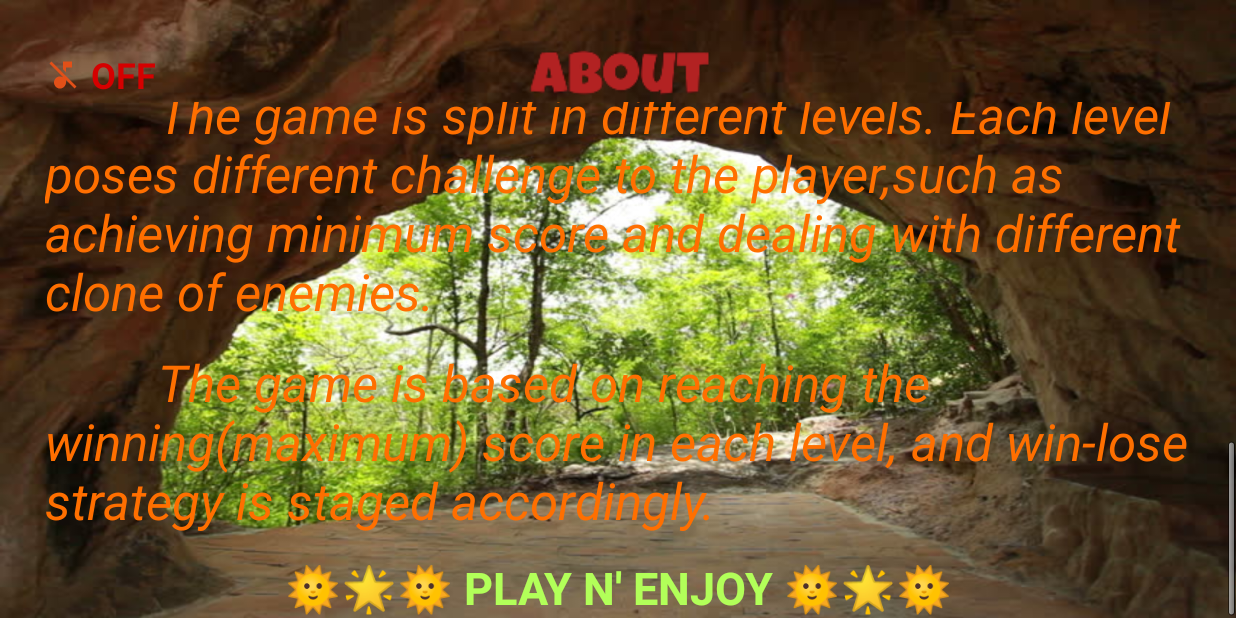
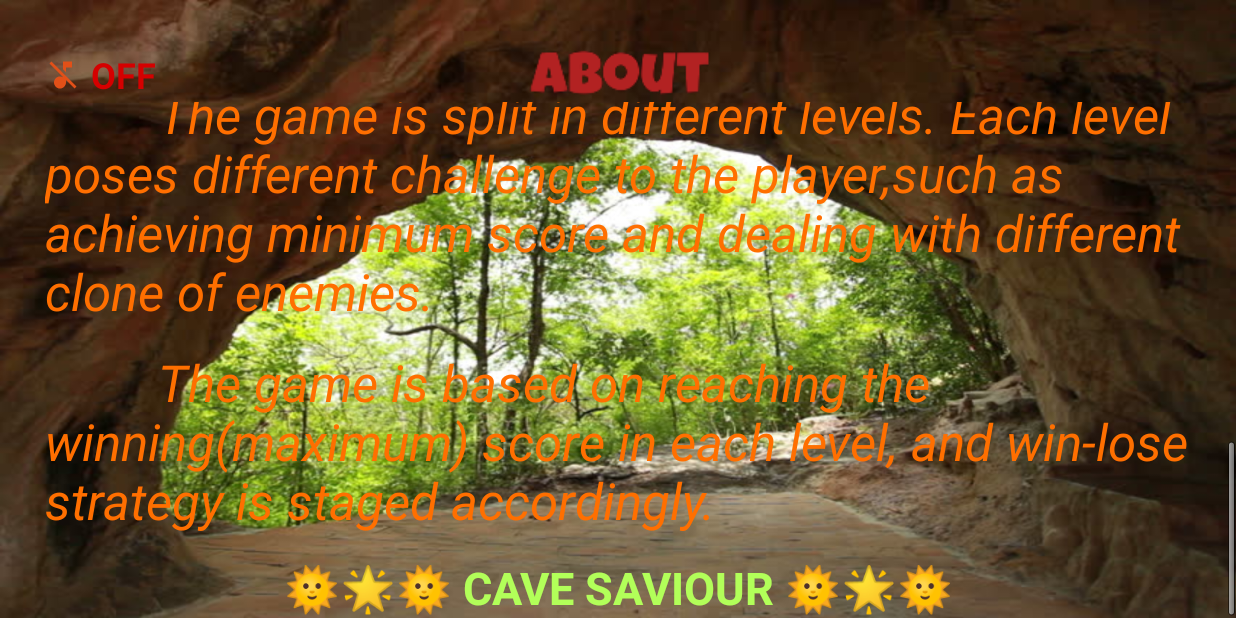
Before and after one commit to akash-rajak/Cave-Man-Game, an Android app: the IActivity screen opened directly, with no data from a screen before it, scrolled down 645 dp, on a phone screen of 824 x 412 dp (held sideways). Run offline under Robolectric (Android 15) with nearby library versions, the phone set to English and light mode, and no system bars; Roboto replaces fonts that are not available here.

Commit message:
Updated end statement

```diff
--- a/app/src/main/res/values/strings.xml
+++ b/app/src/main/res/values/strings.xml
@@ -49,5 +49,6 @@
     <string name="ans12">\t\t\t📌 On Clicking on credits button, Player will be able to see the contact information of the developer and also gets a feedback option.</string>
     <string name="ques13">🤔\t What is there in About button of MENU page ?</string>
     <string name="ans13">\t\t\t📌 On clicking on about button, Player wiil be able to see information(description) about the game.</string>
-    <string name="end">🌞🌟🌞 PLAY N\' ENJOY 🌞🌟🌞</string>
+    <!--<string name="end">🌞🌟🌞 PLAY N\' ENJOY 🌞🌟🌞</string>-->
+    <string name="end">🌞🌟🌞 CAVE SAVIOUR 🌞🌟🌞</string>
 </resources>
```
